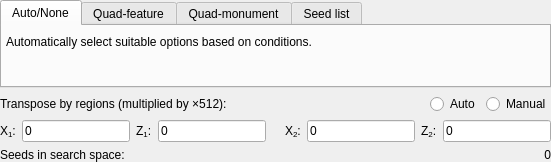
Above: src/formgen48.ui from DUzzL/Seed-Atlas before the change. Below: the same form after it.
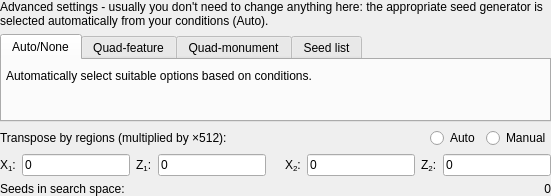
That is the form after the change. The open tabs and pages were chosen to show the change. Custom widgets are drawn as their Qt base class.

Commit message: Seed Atlas 4.2.dev0: quad-search dependency fix, search tab polish, smoother tab animations, dead code removal, release packaging

What changed in the file:
```diff
--- a/src/formgen48.ui
+++ b/src/formgen48.ui
@@ -40,6 +40,16 @@
        <number>0</number>
       </property>
       <item row="0" column="0" colspan="2">
+       <widget class="QLabel" name="labelGen48Note">
+        <property name="text">
+         <string>Advanced settings - usually you don't need to change anything here: the appropriate seed generator is selected automatically from your conditions (Auto).</string>
+        </property>
+        <property name="wordWrap">
+         <bool>true</bool>
+        </property>
+       </widget>
+      </item>
+      <item row="1" column="0" colspan="2">
        <widget class="QTabWidget" name="tabWidget">
         <property name="currentIndex">
          <number>1</number>
@@ -244,7 +254,7 @@
         </widget>
        </widget>
       </item>
-      <item row="1" column="0" colspan="2">
+      <item row="2" column="0" colspan="2">
        <widget class="QFrame" name="frame">
         <property name="frameShape">
          <enum>QFrame::NoFrame</enum>
@@ -305,7 +315,7 @@
         </layout>
        </widget>
       </item>
-      <item row="2" column="0" colspan="2">
+      <item row="3" column="0" colspan="2">
        <layout class="QHBoxLayout" name="horizontalLayout">
         <item>
          <widget class="QLabel" name="labelX1">
@@ -396,14 +406,14 @@
         </item>
        </layout>
       </item>
-      <item row="3" column="0">
+      <item row="4" column="0">
        <widget class="QLabel" name="labelSpace">
         <property name="text">
          <string>Seeds in search space:</string>
         </property>
        </widget>
       </item>
-      <item row="3" column="1">
+      <item row="4" column="1">
        <widget class="QLabel" name="labelCount">
         <property name="text">
          <string>0</string>
@@ -413,7 +423,7 @@
         </property>
        </widget>
       </item>
-      <item row="4" column="0">
+      <item row="5" column="0">
        <spacer name="verticalSpacer_2">
         <property name="orientation">
          <enum>Qt::Vertical</enum>
```
Left out of the diff: 2 changed lines with no effect on the pictures. The commit also changes 229 other files.
